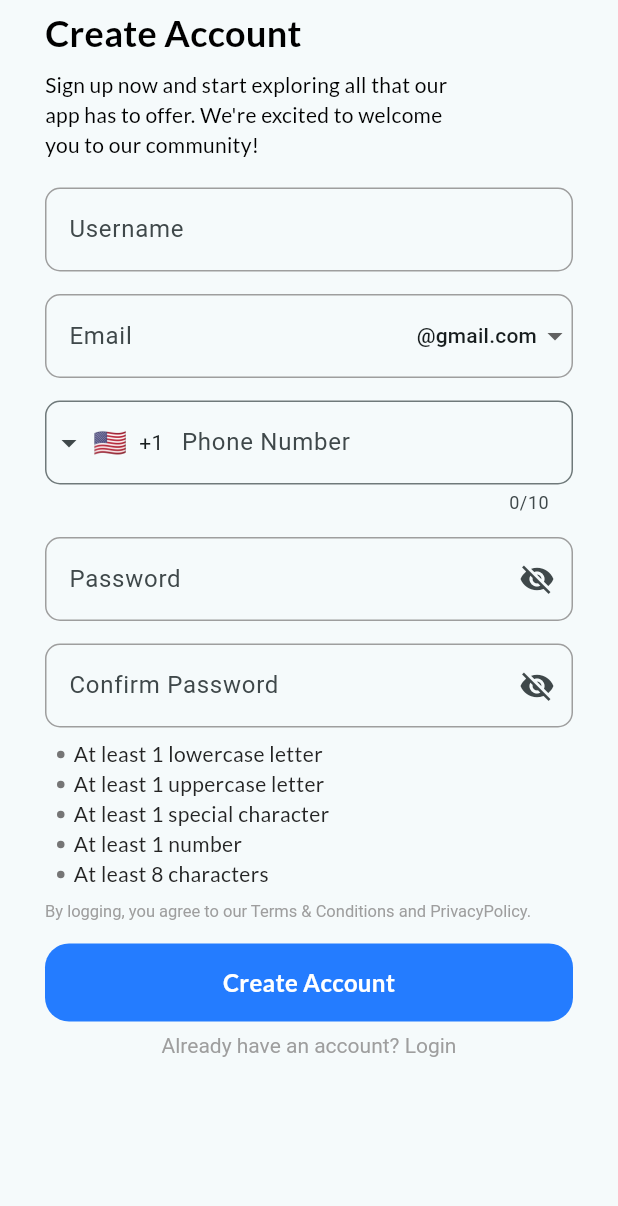
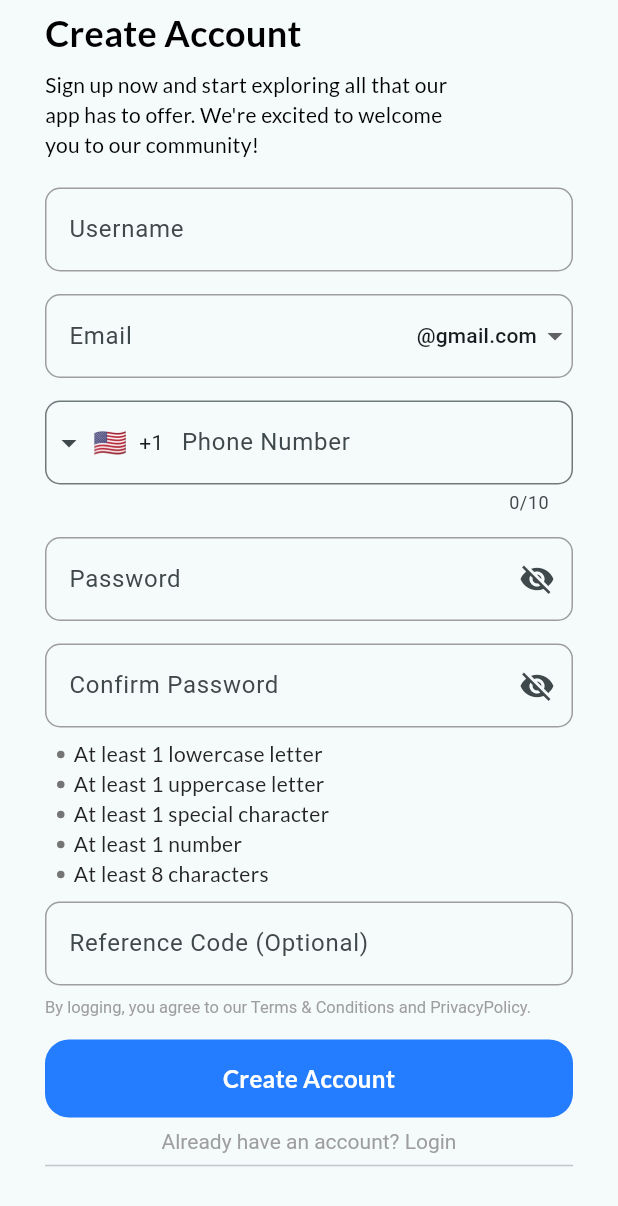
Before and after one commit to Sukhmeetsingh306/NFT_Trading, a Flutter app: the screen it shows after launch, on a phone screen of 412 x 824 dp. Shown: the top 1206 px of the screen. Run offline on Flutter 3.47's test engine with Material 3 defaults, Android fonts, the phone set to English and light mode, and no system bars; drawn by our look-alikes of intl_phone_field; our stand-ins replace google_fonts.

```diff
--- a/frontend/lib/screens/signup_screen.dart
+++ b/frontend/lib/screens/signup_screen.dart
@@ -23,6 +23,7 @@ class _SignUpScreenState extends State<SignUpScreen> {
   final TextEditingController _confirmPasswordController =
       TextEditingController();
   final TextEditingController _phoneController = TextEditingController();
+  final TextEditingController _referenceController = TextEditingController();
 
   bool _obscureText = true;
   bool _confirmObscureText = true;
@@ -56,12 +57,14 @@ class _SignUpScreenState extends State<SignUpScreen> {
     _passwordController.dispose();
     _confirmPasswordController.dispose();
     _phoneController.dispose();
+    _referenceController.dispose();
   }
 
   @override
   Widget build(BuildContext context) {
     return Scaffold(
       body: SafeArea(
+        child: SingleChildScrollView(
           child: Padding(
             padding: EdgeInsets.only(
               left: 30,
@@ -107,7 +110,8 @@ class _SignUpScreenState extends State<SignUpScreen> {
                         (value) {
                           if (value == null || value.isEmpty) {
                             return 'Please enter your email';
-                        } else if (!RegExp(r"^[a-zA-Z0-9+_.-]+@[a-zA-Z0-9.-]+$")
+                          } else if (!RegExp(
+                                  r"^[a-zA-Z0-9+_.-]+@[a-zA-Z0-9.-]+$")
                               .hasMatch(value)) {
                             return 'Please enter a valid email';
                           }
@@ -161,7 +165,9 @@ class _SignUpScreenState extends State<SignUpScreen> {
                           ),
                         ),
                         keyboardType: TextInputType.phone,
-                      inputFormatters: [FilteringTextInputFormatter.digitsOnly],
+                        inputFormatters: [
+                          FilteringTextInputFormatter.digitsOnly
+                        ],
                         initialCountryCode: 'US', // Set default country
                         onChanged: (phone) {
                           //print(phone.completeNumber);
@@ -247,7 +253,29 @@ class _SignUpScreenState extends State<SignUpScreen> {
                 ),
                 sizedBoxH8(),
                 PasswordValidations(hasMinLength: hasMinLength),
+                Form(
+                  child: Column(
+                    children: [
                       sizedBoxH8(),
+                      textFormField(
+                        _referenceController,
+                        'Reference Code (Optional)',
+                        (value) {
+                          if (value != null && value.isNotEmpty) {
+                            RegExp regex =
+                                RegExp(r'^[A-Z0-9]{6,10}$'); // Example format
+                            if (!regex.hasMatch(value)) {
+                              return 'Enter a valid reference code (6-10 alphanumeric characters)';
+                            }
+                          }
+                          return null; // No validation error if empty
+                        },
+                      ),
+                    ],
+                  ),
+                ),
+                sizedBoxH8(),
+
                 const TermsAndConditionsText(),
                 sizedBoxH15(),
                 AppTextButton(
@@ -275,7 +303,9 @@ class _SignUpScreenState extends State<SignUpScreen> {
                     ),
                   ),
                 ),
+                Divider(),
               ],
+            ),
           ),
         ),
       ),
```
Lines whose indentation alone changed are shown as unchanged.
